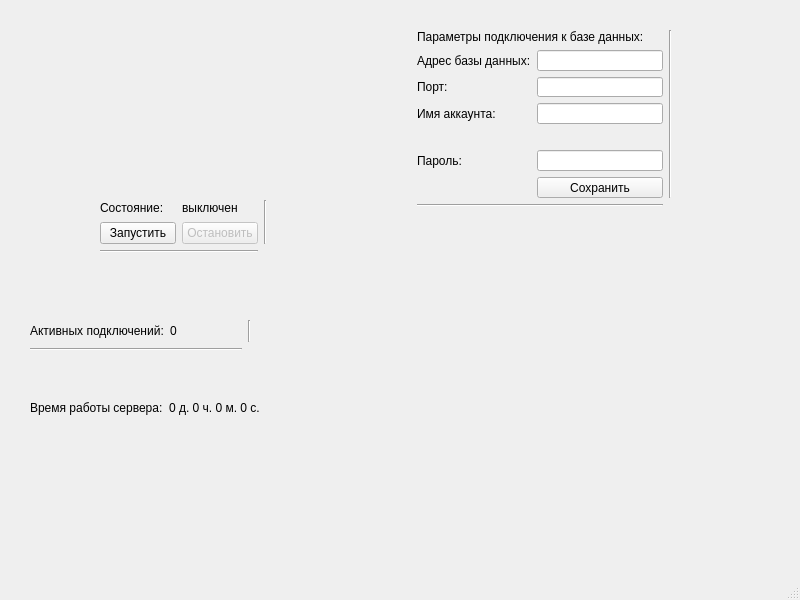
Old version of the form src/mainwindow.ui in the repository SyrtcevVadim/BesMesServer.
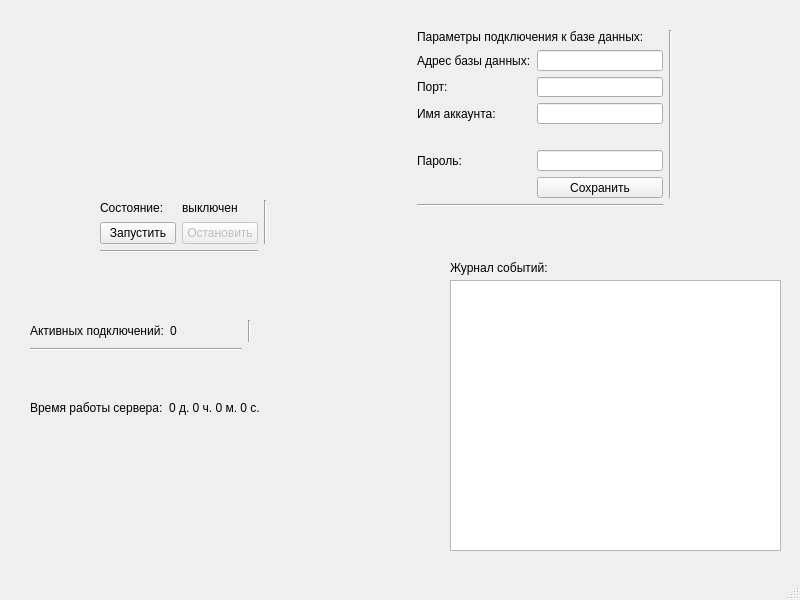
New version of the form.

Commit message: В UI добавлен журнал сообщений

What changed in the file:
```diff
--- a/src/mainwindow.ui
+++ b/src/mainwindow.ui
@@ -229,7 +229,7 @@
      </item>
     </layout>
    </widget>
-   <widget class="QWidget" name="">
+   <widget class="QWidget" name="layoutWidget">
     <property name="geometry">
      <rect>
       <x>30</x>
@@ -255,6 +255,29 @@
      </item>
     </layout>
    </widget>
+   <widget class="QTextEdit" name="logJournal">
+    <property name="geometry">
+     <rect>
+      <x>450</x>
+      <y>280</y>
+      <width>331</width>
+      <height>271</height>
+     </rect>
+    </property>
+   </widget>
+   <widget class="QLabel" name="label_10">
+    <property name="geometry">
+     <rect>
+      <x>450</x>
+      <y>260</y>
+      <width>141</width>
+      <height>16</height>
+     </rect>
+    </property>
+    <property name="text">
+     <string>Журнал событий:</string>
+    </property>
+   </widget>
   </widget>
   <widget class="QMenuBar" name="menubar">
    <property name="geometry">
```
The commit also changes 5 other files.
